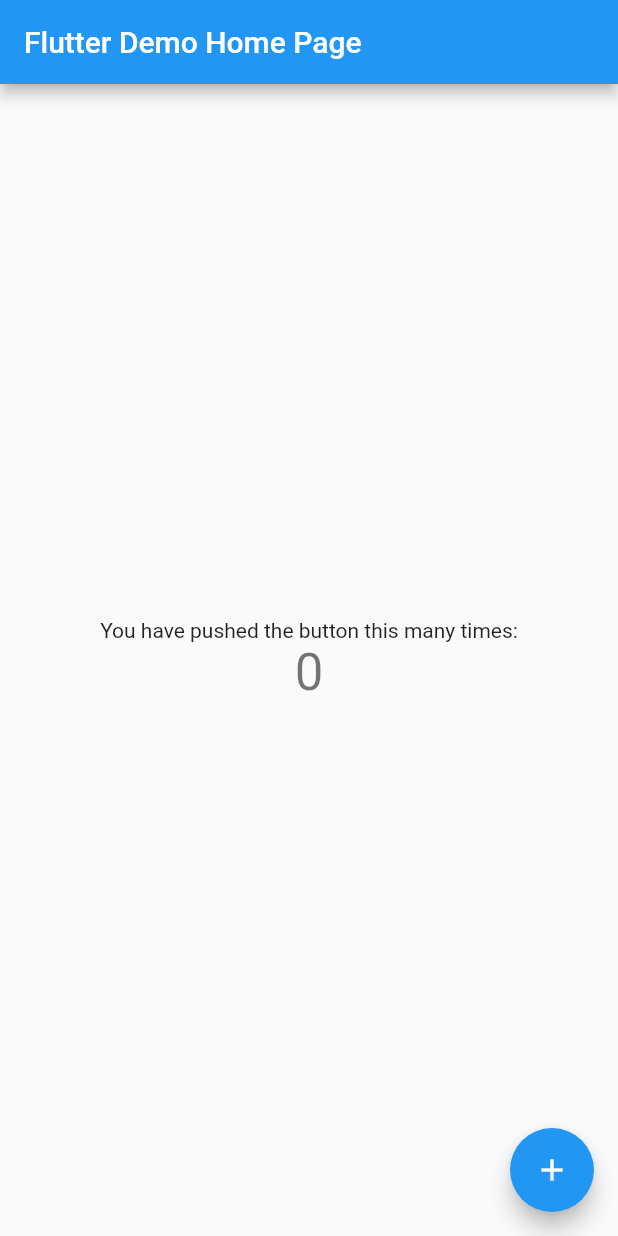
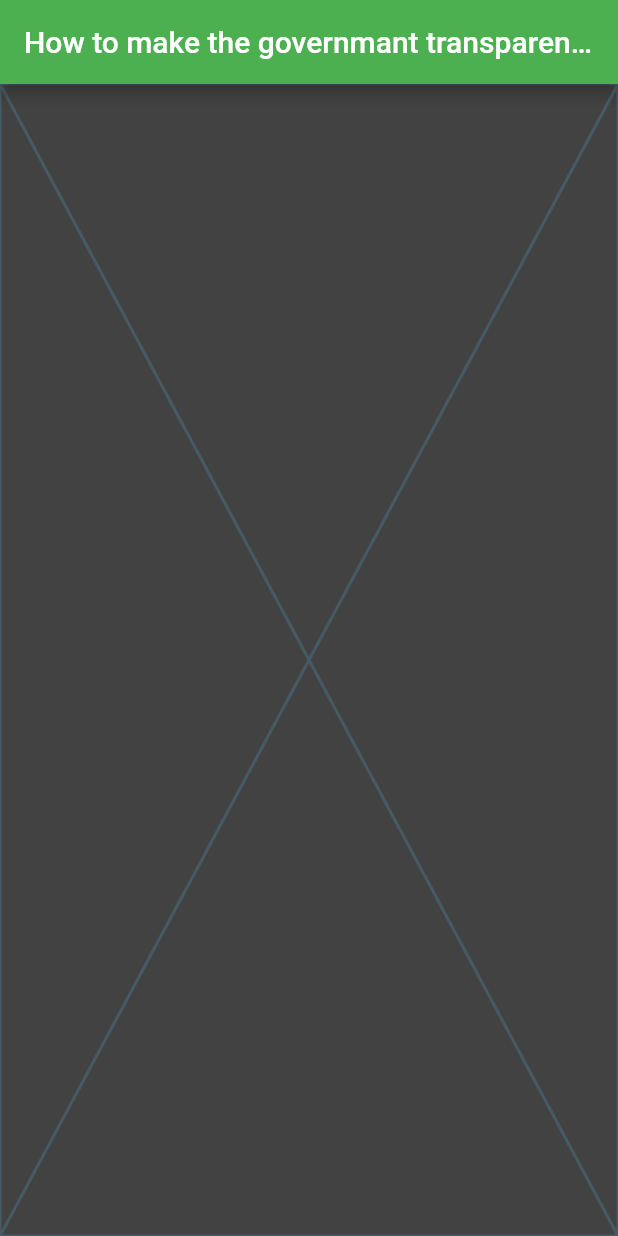
Before and after one commit to leoooncl/Tech4Germany_Solution, a Flutter app: the screen it shows after launch, on a phone screen of 412 x 824 dp. Run offline on Flutter 3.47's test engine with Material 2 defaults, Android fonts, the phone set to English and light mode, and no system bars.

Commit message:
cleaned tamplate

```diff
--- a/t4gopengov/lib/main.dart
+++ b/t4gopengov/lib/main.dart
@@ -4,42 +4,39 @@ void main() {
   runApp(const MyApp());
 }
 
+//void APIfunction(){
+
+//send API request to OpenGov
+
+//}
+
 class MyApp extends StatelessWidget {
-  const MyApp({Key? key}) : super(key: key);
+  //everything in Flutter is organized in widgets
+  const MyApp({Key? key})
+      : super(
+            key:
+                key); //MyApp is the name, StatelessWidget is one widget you can choose from
 
-  // This widget is the root of your application.
-  @override
+  @override //always need to override and then return what you want to show at the widget
   Widget build(BuildContext context) {
     return MaterialApp(
+      //Widget from Flutter
       title: 'Flutter Demo',
+      debugShowCheckedModeBanner: false, //debug pannel gets away
       theme: ThemeData(
-        // This is the theme of your application.
-        //
-        // Try running your application with "flutter run". You'll see the
-        // application has a blue toolbar. Then, without quitting the app, try
-        // changing the primarySwatch below to Colors.green and then invoke
-        // "hot reload" (press "r" in the console where you ran "flutter run",
-        // or simply save your changes to "hot reload" in a Flutter IDE).
-        // Notice that the counter didn't reset back to zero; the application
-        // is not restarted.
-        primarySwatch: Colors.blue,
-      ),
-      home: const MyHomePage(title: 'Flutter Demo Home Page'),
+          //basic colors, themes,
+
+          primarySwatch: Colors.green, //updates every color of the app
+          scaffoldBackgroundColor: Colors.grey.shade800),
+      home: const MyHomePage(
+          title: 'How to make the governmant transparent - fast'),
     );
   }
 }
 
 class MyHomePage extends StatefulWidget {
+  //another widget (internal state, that is kept, internal date that can be kept)
   const MyHomePage({Key? key, required this.title}) : super(key: key);
-
-  // This widget is the home page of your application. It is stateful, meaning
-  // that it has a State object (defined below) that contains fields that affect
-  // how it looks.
-
-  // This class is the configuration for the state. It holds the values (in this
-  // case the title) provided by the parent (in this case the App widget) and
-  // used by the build method of the State. Fields in a Widget subclass are
-  // always marked "final".
 
   final String title;
 
@@ -48,68 +45,13 @@ class MyHomePage extends StatefulWidget {
 }
 
 class _MyHomePageState extends State<MyHomePage> {
-  int _counter = 0;
-
-  void _incrementCounter() {
-    setState(() {
-      // This call to setState tells the Flutter framework that something has
-      // changed in this State, which causes it to rerun the build method below
-      // so that the display can reflect the updated values. If we changed
-      // _counter without calling setState(), then the build method would not be
-      // called again, and so nothing would appear to happen.
-      _counter++;
-    });
-  }
-
   @override
   Widget build(BuildContext context) {
-    // This method is rerun every time setState is called, for instance as done
-    // by the _incrementCounter method above.
-    //
-    // The Flutter framework has been optimized to make rerunning build methods
-    // fast, so that you can just rebuild anything that needs updating rather
-    // than having to individually change instances of widgets.
     return Scaffold(
       appBar: AppBar(
-        // Here we take the value from the MyHomePage object that was created by
-        // the App.build method, and use it to set our appbar title.
         title: Text(widget.title),
       ),
-      body: Center(
-        // Center is a layout widget. It takes a single child and positions it
-        // in the middle of the parent.
-        child: Column(
-          // Column is also a layout widget. It takes a list of children and
-          // arranges them vertically. By default, it sizes itself to fit its
-          // children horizontally, and tries to be as tall as its parent.
-          //
-          // Invoke "debug painting" (press "p" in the console, choose the
-          // "Toggle Debug Paint" action from the Flutter Inspector in Android
-          // Studio, or the "Toggle Debug Paint" command in Visual Studio Code)
-          // to see the wireframe for each widget.
-          //
-          // Column has various properties to control how it sizes itself and
-          // how it positions its children. Here we use mainAxisAlignment to
-          // center the children vertically; the main axis here is the vertical
-          // axis because Columns are vertical (the cross axis would be
-          // horizontal).
-          mainAxisAlignment: MainAxisAlignment.center,
-          children: <Widget>[
-            const Text(
-              'You have pushed the button this many times:',
-            ),
-            Text(
-              '$_counter',
-              style: Theme.of(context).textTheme.headline4,
-            ),
-          ],
-        ),
-      ),
-      floatingActionButton: FloatingActionButton(
-        onPressed: _incrementCounter,
-        tooltip: 'Increment',
-        child: const Icon(Icons.add),
-      ), // This trailing comma makes auto-formatting nicer for build methods.
+      body: Placeholder(),
     );
   }
 }
--- a/t4gopengov/pubspec.yaml
+++ b/t4gopengov/pubspec.yaml
@@ -16,6 +16,8 @@ publish_to: 'none' # Remove this line if you wish to publish to pub.dev
 # Read more about iOS versioning at
 # https://developer.apple.com/library/archive/documentation/General/Reference/InfoPlistKeyReference/Articles/CoreFoundationKeys.html
 version: 1.0.0+1
+
+#published version
 
 environment:
   sdk: ">=2.16.2 <3.0.0"
```
